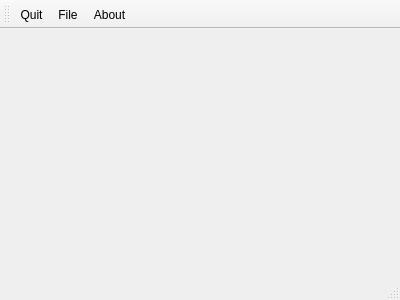
The window that qXpkTool/mainwindow.ui (ipr/qXpkLib) describes before a commit, drawn with Qt 5.
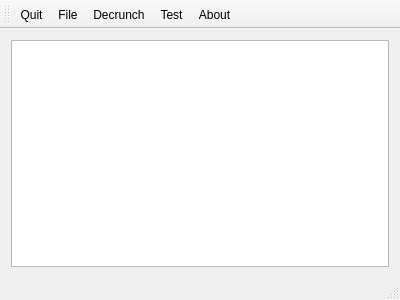
The same window after the commit.

```diff
--- a/qXpkTool/mainwindow.ui
+++ b/qXpkTool/mainwindow.ui
@@ -13,7 +13,17 @@
   <property name="windowTitle">
    <string>MainWindow</string>
   </property>
-  <widget class="QWidget" name="centralWidget"/>
+  <widget class="QWidget" name="centralWidget">
+   <layout class="QVBoxLayout" name="verticalLayout_2">
+    <item>
+     <layout class="QVBoxLayout" name="verticalLayout">
+      <item>
+       <widget class="QColumnView" name="columnView"/>
+      </item>
+     </layout>
+    </item>
+   </layout>
+  </widget>
   <widget class="QToolBar" name="mainToolBar">
    <attribute name="toolBarArea">
     <enum>TopToolBarArea</enum>
@@ -23,6 +33,8 @@
    </attribute>
    <addaction name="actionQuit"/>
    <addaction name="actionFile"/>
+   <addaction name="actionDecrunch"/>
+   <addaction name="actionTest"/>
    <addaction name="actionAbout"/>
   </widget>
   <widget class="QStatusBar" name="statusBar"/>
@@ -50,6 +62,22 @@
     <string>?</string>
    </property>
   </action>
+  <action name="actionDecrunch">
+   <property name="text">
+    <string>Decrunch</string>
+   </property>
+   <property name="shortcut">
+    <string>D</string>
+   </property>
+  </action>
+  <action name="actionTest">
+   <property name="text">
+    <string>Test</string>
+   </property>
+   <property name="shortcut">
+    <string>T</string>
+   </property>
+  </action>
  </widget>
  <layoutdefault spacing="6" margin="11"/>
  <resources/>
```
